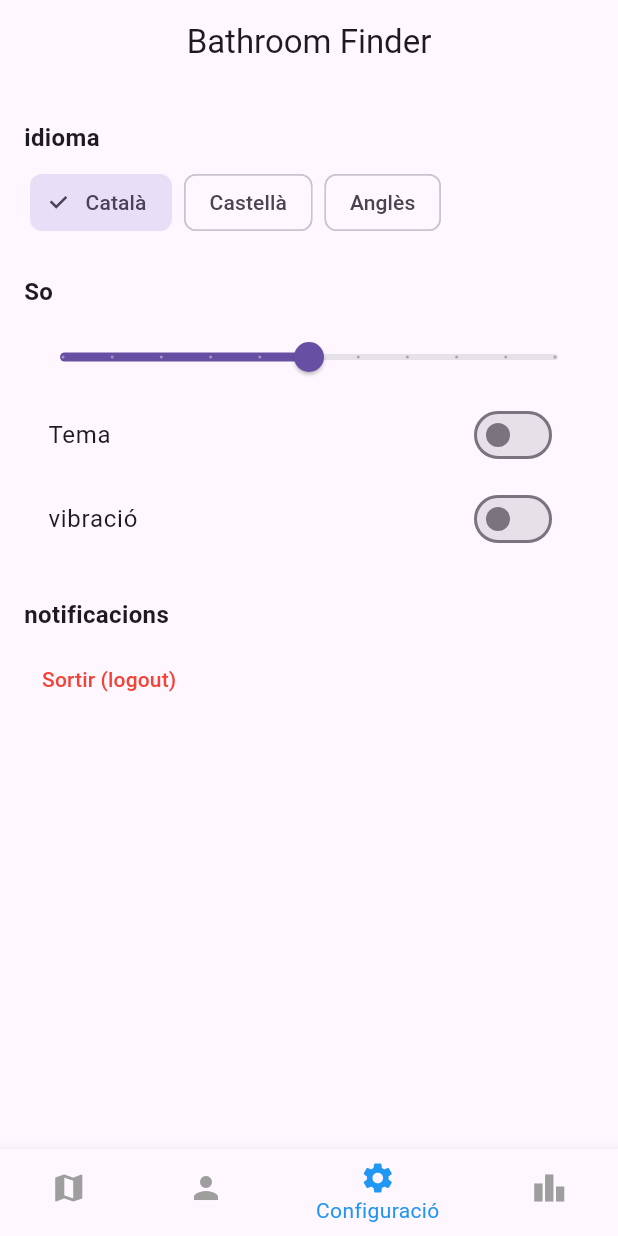
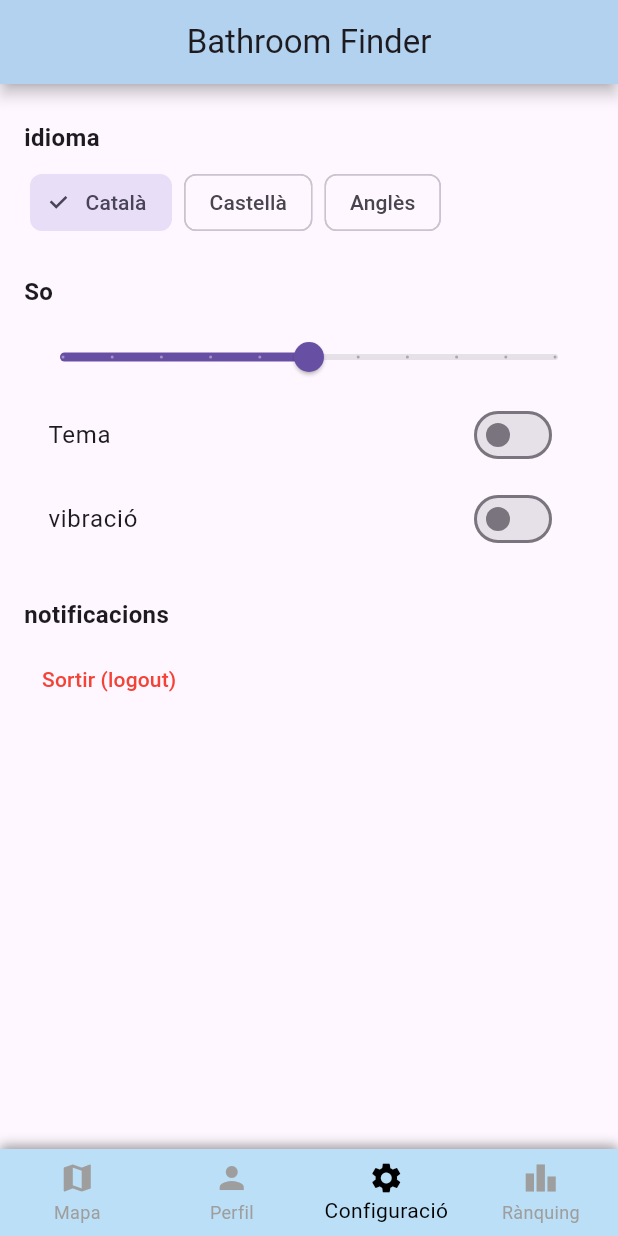
Before and after one commit to STORMC23/FllushFinder, a Flutter app: the HomeScreen screen opened directly with empty values, item 3 of the bottom bar chosen, on a phone screen of 412 x 824 dp. Run offline on Flutter 3.47's test engine with Material 3 defaults, Android fonts, the phone set to English and light mode, and no system bars; our stand-ins replace flutter_map, geolocator, google_fonts, image_picker, latlong2, supabase_flutter; accounts and stored records are empty.

Commit message:
feat: add color and shadows in the screens

```diff
--- a/lib/screens/HomeScreen.dart
+++ b/lib/screens/HomeScreen.dart
@@ -175,9 +175,28 @@
   @override
   Widget build(BuildContext context) {
     return Scaffold(
-      appBar: AppBar(title: const Center(child: Text('Bathroom Finder'))),
+      appBar: AppBar(
+        title: const Center(child: Text('Bathroom Finder')),
+        backgroundColor: const Color.fromARGB(255, 187, 223, 246),
+        elevation: 4.0,
+        shadowColor: Colors.black.withValues(),
+      ),
       body: _getBody(),
-      bottomNavigationBar: BottomNavigationBar(
+      bottomNavigationBar: Container(
+        decoration: BoxDecoration(
+          color: const Color.fromARGB(255, 187, 223, 246),
+          boxShadow: [
+            BoxShadow(
+              color: const Color.fromARGB(160, 92, 92, 92).withValues(),
+              blurRadius: 6,
+              offset: const Offset(0, -2),
+            ),
+          ],
+        ),
+        child: BottomNavigationBar(
+          type: BottomNavigationBarType.fixed,
+          backgroundColor: Colors.transparent,
+          elevation: 0,
           items: const [
             BottomNavigationBarItem(icon: Icon(Icons.map), label: 'Mapa'),
             BottomNavigationBarItem(icon: Icon(Icons.person), label: 'Perfil'),
@@ -185,9 +204,10 @@
             BottomNavigationBarItem(icon: Icon(Icons.leaderboard), label: 'Rànquing'),
           ],
           currentIndex: _selectedIndex,
-        selectedItemColor: Colors.blue,
+          selectedItemColor: Colors.black,
           unselectedItemColor: Colors.grey,
           onTap: _onItemTapped,
+        ),
       ),
     );
   }
@@ -220,7 +240,7 @@
                   borderRadius: BorderRadius.circular(10.0),
                   boxShadow: [
                     BoxShadow(
-                      color: Colors.black.withOpacity(0.1),
+                      color: const Color.fromARGB(160, 92, 92, 92).withValues(),
                       blurRadius: 5,
                       spreadRadius: 2,
                     ),
```
Also changed, not shown: lib/screens/Toilet.dart (+20 -4 lines). Lines whose indentation alone changed are shown as unchanged.
